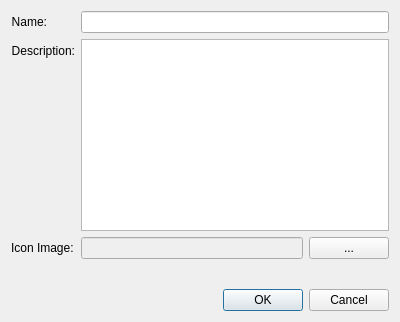
This is testcreatecategory.ui in Wooderan/TestiMy as Qt 5 draws it before an edit. The edited form follows.
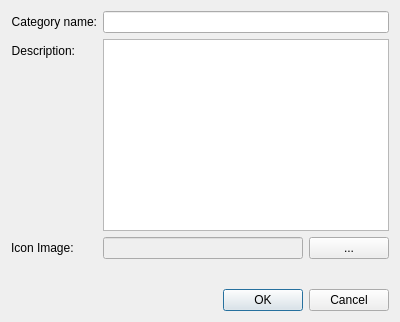
This is the edited form.

The edit to the form file:
```diff
--- a/testcreatecategory.ui
+++ b/testcreatecategory.ui
@@ -19,7 +19,7 @@
      <item row="0" column="0">
       <widget class="QLabel" name="label_name">
        <property name="text">
-        <string>Name:</string>
+        <string>Category name:</string>
        </property>
        <property name="alignment">
         <set>Qt::AlignRight|Qt::AlignTrailing|Qt::AlignVCenter</set>
```
